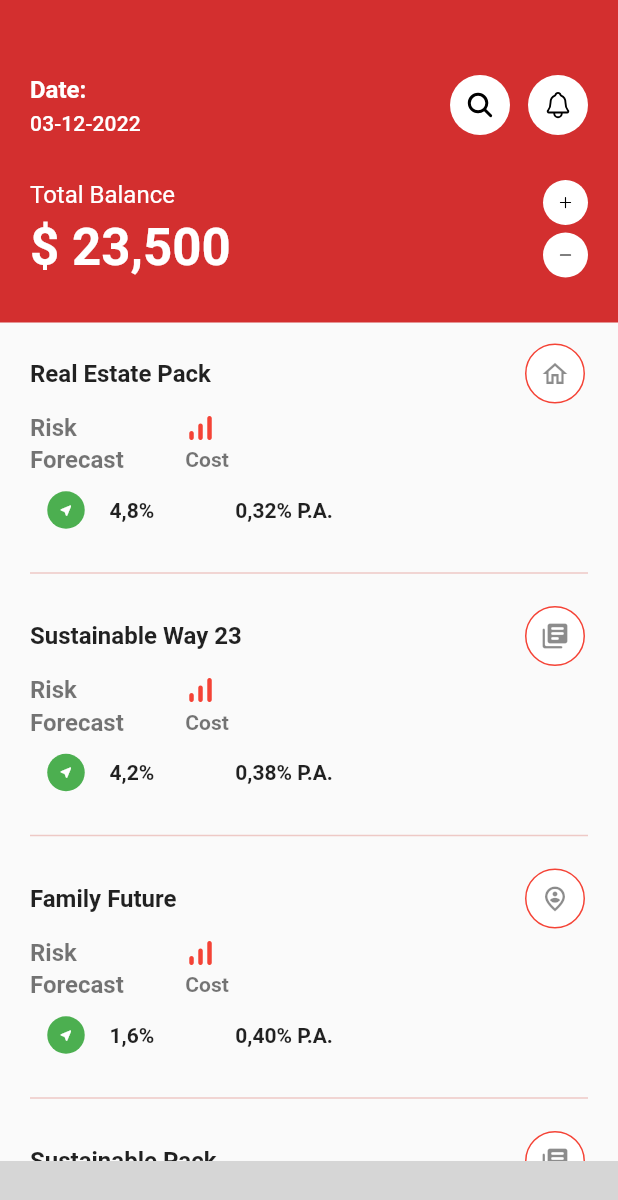
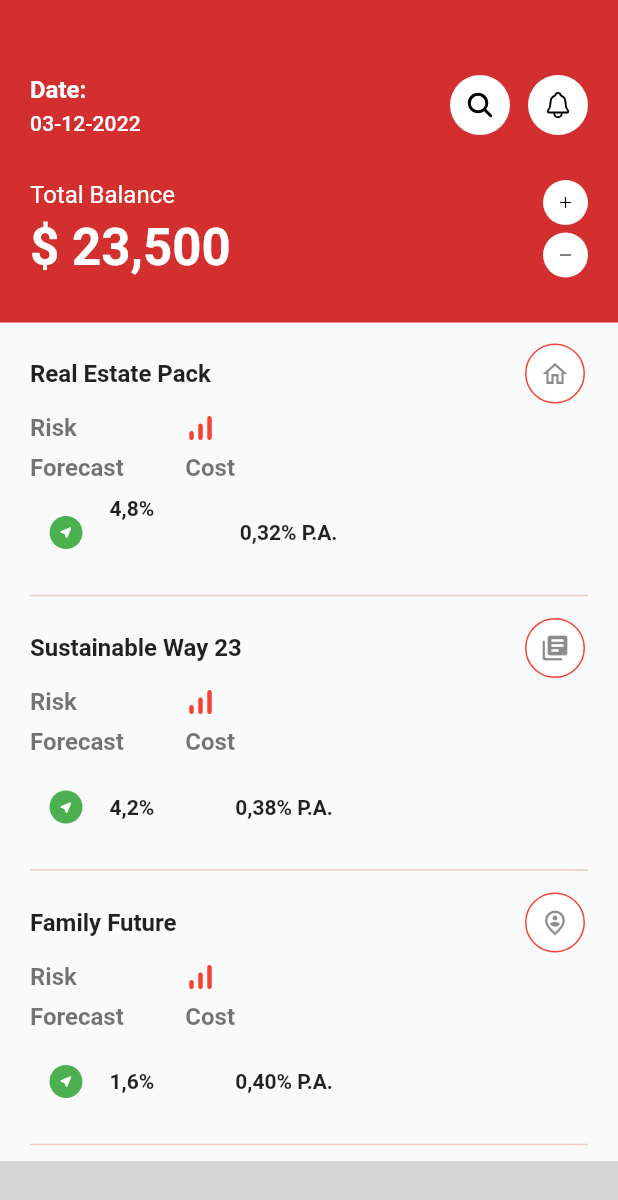
Before and after one commit to Highbeekhay/flutter_app_design_tutorial, a Flutter app: the screen it shows after launch, on a phone screen of 412 x 824 dp. Shown: the top 1200 px of the screen. Run offline on Flutter 3.47's test engine with Material 2 defaults, Android fonts, the phone set to English and light mode, and no system bars; our stand-ins replace ionicons; missing offline and left inert: bottom_bar_matu; grey boxes are pictures that could not be loaded.

Commit message:
updated investment ui

```diff
--- a/lib/main.dart
+++ b/lib/main.dart
@@ -263,11 +263,10 @@ class _MyHomePageState extends State<MyHomePage> {
                   Container(
                     padding: const EdgeInsets.fromLTRB(20, 10, 10, 10),
                     child: Column(
+                      crossAxisAlignment: CrossAxisAlignment.start,
                       children: [
                         Row(
                           mainAxisAlignment: MainAxisAlignment.spaceBetween,
-                          children: [
-                            Column(
                           children: [
                             Text(
                               'Real Estate Pack',
@@ -279,11 +278,8 @@ class _MyHomePageState extends State<MyHomePage> {
                                     fontWeight: FontWeight.bold,
                                   ),
                             ),
-                              ],
-                            ),
                             const SizedBox(
                               width: 40,
-                              height: 5,
                             ),
                             Row(
                               children: [
@@ -310,8 +306,6 @@ class _MyHomePageState extends State<MyHomePage> {
                         SizedBox(),
                         Row(
                           children: [
-                            Column(
-                              children: [
                             Text(
                               "Risk",
                               style: Theme.of(context)
@@ -322,22 +316,16 @@ class _MyHomePageState extends State<MyHomePage> {
                                     fontWeight: FontWeight.bold,
                                   ),
                             ),
-                              ],
-                            ),
-                            const SizedBox(
+                            SizedBox(
                               width: 70,
                             ),
-                            Row(
-                              children: [
                             Icon(Icons.signal_cellular_alt_rounded),
                           ],
                         ),
-                          ],
+                        SizedBox(
+                          height: 5,
                         ),
-                        SizedBox(),
                         Row(
-                          children: [
-                            Column(
                           children: [
                             Text(
                               "Forecast",
@@ -349,30 +337,30 @@ class _MyHomePageState extends State<MyHomePage> {
                                     fontWeight: FontWeight.bold,
                                   ),
                             ),
-                              ],
-                            ),
                             const SizedBox(
                               width: 41,
                             ),
-                            Row(
-                              children: [
                             Text(
                               "Cost",
-                                  style: TextStyle(
+                              style: Theme.of(context)
+                                  .textTheme
+                                  .titleMedium!
+                                  .copyWith(
                                     color: Colors.black54,
                                     fontWeight: FontWeight.bold,
                                   ),
                             ),
                           ],
                         ),
-                          ],
+                        SizedBox(
+                          height: 10,
                         ),
-                        SizedBox(),
                         Row(
                           children: [
                             Column(
                               children: [
                                 Row(
+                                  crossAxisAlignment: CrossAxisAlignment.start,
                                   children: [
                                     ElevatedButton(
                                       onPressed: () {},
@@ -382,10 +370,11 @@ class _MyHomePageState extends State<MyHomePage> {
                                         size: 10,
                                       ),
                                       style: ElevatedButton.styleFrom(
-                                        minimumSize: Size(25, 35),
+                                        padding: EdgeInsets.symmetric(
+                                          horizontal: 0,
+                                        ),
+                                        minimumSize: Size(22, 25),
                                         shape: CircleBorder(),
-                                        padding:
-                                            EdgeInsets.fromLTRB(1, 1, 1, 1),
                                         backgroundColor: Colors.green,
                                       ),
                                     ),
@@ -404,10 +393,8 @@ class _MyHomePageState extends State<MyHomePage> {
                               ],
                             ),
                             const SizedBox(
-                              width: 54,
+                              width: 57,
                             ),
-                            Row(
-                              children: [
                             Text(
                               '0,32% P.A.',
                               style: TextStyle(
@@ -419,22 +406,19 @@ class _MyHomePageState extends State<MyHomePage> {
                         ),
                       ],
                     ),
-                      ],
-                    ),
                   ),
                   Divider(
                     color: Color.fromARGB(255, 238, 201, 198),
                     indent: 20,
                     endIndent: 20,
                   ),
+                  // End of the first conmtainer
                   Container(
-                    padding: const EdgeInsets.fromLTRB(20, 10, 10, 10),
+                    padding: const EdgeInsets.fromLTRB(20, 3, 10, 10),
                     child: Column(
                       children: [
                         Row(
                           mainAxisAlignment: MainAxisAlignment.spaceBetween,
-                          children: [
-                            Column(
                           children: [
                             Text(
                               'Sustainable Way 23',
@@ -445,8 +429,6 @@ class _MyHomePageState extends State<MyHomePage> {
                                     color: Colors.black87,
                                     fontWeight: FontWeight.bold,
                                   ),
-                                ),
-                              ],
                             ),
                             const SizedBox(
                               width: 40,
@@ -477,8 +459,6 @@ class _MyHomePageState extends State<MyHomePage> {
                         SizedBox(),
                         Row(
                           children: [
-                            Column(
-                              children: [
                             Text(
                               "Risk",
                               style: Theme.of(context)
@@ -489,22 +469,16 @@ class _MyHomePageState extends State<MyHomePage> {
                                     fontWeight: FontWeight.bold,
                                   ),
                             ),
-                              ],
-                            ),
                             const SizedBox(
                               width: 70,
                             ),
-                            Row(
-                              children: [
                             Icon(Icons.signal_cellular_alt_rounded),
                           ],
                         ),
-                          ],
+                        SizedBox(
+                          height: 5,
                         ),
-                        SizedBox(),
                         Row(
-                          children: [
-                            Column(
                           children: [
                             Text(
                               "Forecast",
@@ -516,28 +490,28 @@ class _MyHomePageState extends State<MyHomePage> {
                                     fontWeight: FontWeight.bold,
                                   ),
                             ),
-                              ],
-                            ),
                             const SizedBox(
                               width: 41,
                             ),
-                            Row(
-                              children: [
                             Text(
                               "Cost",
-                                  style: TextStyle(
+                              style: Theme.of(context)
+                                  .textTheme
+                                  .titleMedium!
+                                  .copyWith(
                                     color: Colors.black54,
                                     fontWeight: FontWeight.bold,
                                   ),
                             ),
                           ],
                         ),
-                          ],
+                        SizedBox(
+                          height: 10,
                         ),
-                        SizedBox(),
                         Row(
                           children: [
                             Column(
+                              crossAxisAlignment: CrossAxisAlignment.start,
                               children: [
                                 Row(
                                   children: [
@@ -549,10 +523,11 @@ class _MyHomePageState extends State<MyHomePage> {
                                         size: 10,
                                       ),
                                       style: ElevatedButton.styleFrom(
-                                        minimumSize: Size(25, 35),
+                                        padding: EdgeInsets.symmetric(
+                                          horizontal: 0,
+                                        ),
+                                        minimumSize: Size(22, 25),
                                         shape: CircleBorder(),
-                                        padding:
-                                            EdgeInsets.fromLTRB(1, 1, 1, 1),
                                         backgroundColor: Colors.green,
                                       ),
                                     ),
@@ -573,8 +548,6 @@ class _MyHomePageState extends State<MyHomePage> {
                             const SizedBox(
                               width: 54,
                             ),
-                            Row(
-                              children: [
                             Text(
                               '0,38% P.A.',
                               style: TextStyle(
@@ -586,22 +559,19 @@ class _MyHomePageState extends State<MyHomePage> {
                         ),
                       ],
                     ),
-                      ],
-                    ),
                   ),
                   Divider(
                     color: Color.fromARGB(255, 238, 201, 198),
                     indent: 20,
                     endIndent: 20,
                   ),
+                  // End of the second container
                   Container(
-                    padding: const EdgeInsets.fromLTRB(20, 10, 10, 10),
+                    padding: const EdgeInsets.fromLTRB(20, 3, 10, 10),
                     child: Column(
                       children: [
                         Row(
                           mainAxisAlignment: MainAxisAlignment.spaceBetween,
-                          children: [
-                            Column(
                           children: [
                             Text(
                               'Family Future',
@@ -612,8 +582,6 @@ class _MyHomePageState extends State<MyHomePage> {
                                     color: Colors.black87,
                                     fontWeight: FontWeight.bold,
                                   ),
-                                ),
-                              ],
                             ),
                             const SizedBox(
                               width: 40,
@@ -644,8 +612,6 @@ class _MyHomePageState extends State<MyHomePage> {
                         SizedBox(),
                         Row(
                           children: [
-                            Column(
-                              children: [
                             Text(
                               "Risk",
                               style: Theme.of(context)
@@ -656,22 +622,16 @@ class _MyHomePageState extends State<MyHomePage> {
                                     fontWeight: FontWeight.bold,
                                   ),
                             ),
-                              ],
-                            ),
                             const SizedBox(
                               width: 70,
                             ),
-                            Row(
-                              children: [
                             Icon(Icons.signal_cellular_alt_rounded),
                           ],
                         ),
-                          ],
+                        SizedBox(
+                          height: 5,
                         ),
-                        SizedBox(),
                         Row(
-                          children: [
-                            Column(
                           children: [
                             Text(
                               "Forecast",
@@ -683,28 +643,28 @@ class _MyHomePageState extends State<MyHomePage> {
                                     fontWeight: FontWeight.bold,
                                   ),
                             ),
-                              ],
-                            ),
                             const SizedBox(
                               width: 41,
                             ),
-                            Row(
-                              children: [
                             Text(
                               "Cost",
-                                  style: TextStyle(
+                              style: Theme.of(context)
+                                  .textTheme
+                                  .titleMedium!
+                                  .copyWith(
                                     color: Colors.black54,
                                     fontWeight: FontWeight.bold,
                                   ),
                             ),
                           ],
                         ),
-                          ],
+                        SizedBox(
+                          height: 10,
                         ),
-                        SizedBox(),
                         Row(
                           children: [
                             Column(
+                              crossAxisAlignment: CrossAxisAlignment.start,
                               children: [
                                 Row(
                                   children: [
@@ -716,10 +676,11 @@ class _MyHomePageState extends State<MyHomePage> {
                                         size: 10,
                                       ),
                                       style: ElevatedButton.styleFrom(
-                                        minimumSize: Size(25, 35),
+                                        padding: EdgeInsets.symmetric(
+                                          horizontal: 0,
+                                        ),
+                                        minimumSize: Size(22, 25),
                                         shape: CircleBorder(),
-                                        padding:
-                                            EdgeInsets.fromLTRB(1, 1, 1, 1),
                                         backgroundColor: Colors.green,
                                       ),
                                     ),
@@ -740,8 +701,6 @@ class _MyHomePageState extends State<MyHomePage> {
                             const SizedBox(
                               width: 54,
                             ),
-                            Row(
-                              children: [
                             Text(
                               '0,40% P.A.',
                               style: TextStyle(
@@ -753,22 +712,19 @@ class _MyHomePageState extends State<MyHomePage> {
                         ),
                       ],
                     ),
-                      ],
-                    ),
                   ),
                   Divider(
                     color: Color.fromARGB(255, 238, 201, 198),
                     indent: 20,
                     endIndent: 20,
                   ),
+                  // End of the third container
                   Container(
-                    padding: const EdgeInsets.fromLTRB(20, 10, 10, 10),
+                    padding: const EdgeInsets.fromLTRB(20, 3, 10, 10),
                     child: Column(
                       children: [
                         Row(
                           mainAxisAlignment: MainAxisAlignment.spaceBetween,
-                          children: [
-                            Column(
                           children: [
                             Text(
                               'Sustainable Pack',
@@ -779,8 +735,6 @@ class _MyHomePageState extends State<MyHomePage> {
                                     color: Colors.black87,
                                     fontWeight: FontWeight.bold,
                                   ),
-                                ),
-                              ],
                             ),
                             const SizedBox(
                               width: 40,
@@ -811,8 +765,6 @@ class _MyHomePageState extends State<MyHomePage> {
                         SizedBox(),
                         Row(
                           children: [
-                            Column(
-                              children: [
                             Text(
                               "Risk",
                               style: Theme.of(context)
@@ -823,22 +775,16 @@ class _MyHomePageState extends State<MyHomePage> {
                                     fontWeight: FontWeight.bold,
                                   ),
                             ),
-                              ],
-                            ),
                             const SizedBox(
                               width: 70,
                             ),
-                            Row(
-                              children: [
                             Icon(Icons.signal_cellular_alt_rounded),
                           ],
                         ),
-                          ],
+                        SizedBox(
+                          height: 5,
                         ),
-                        SizedBox(),
                         Row(
-                          children: [
-                            Column(
                           children: [
                             Text(
                               "Forecast",
@@ -850,30 +796,31 @@ class _MyHomePageState extends State<MyHomePage> {
                                     fontWeight: FontWeight.bold,
                                   ),
                             ),
-                              ],
-                            ),
                             const SizedBox(
                               width: 41,
                             ),
-                            Row(
-                              children: [
                             Text(
                               "Cost",
-                                  style: TextStyle(
+                              style: Theme.of(context)
+                                  .textTheme
+                                  .titleMedium!
+                                  .copyWith(
                                     color: Colors.black54,
                                     fontWeight: FontWeight.bold,
                                   ),
                             ),
                           ],
                         ),
-                          ],
+                        SizedBox(
+                          height: 10,
                         ),
-                        SizedBox(),
                         Row(
                           children: [
                             Column(
+                              crossAxisAlignment: CrossAxisAlignment.start,
                               children: [
                                 Row(
+                                  mainAxisAlignment: MainAxisAlignment.start,
                                   children: [
                                     ElevatedButton(
                                       onPressed: () {},
@@ -883,10 +830,11 @@ class _MyHomePageState extends State<MyHomePage> {
                                         size: 10,
                                       ),
                                       style: ElevatedButton.styleFrom(
-                                        minimumSize: Size(25, 35),
+                                        padding: EdgeInsets.symmetric(
+                                          horizontal: 0,
+                                        ),
+                                        minimumSize: Size(22, 25),
                                         shape: CircleBorder(),
-                                        padding:
-                                            EdgeInsets.fromLTRB(1, 1, 1, 1),
                                         backgroundColor: Colors.green,
                                       ),
                                     ),
@@ -907,8 +855,6 @@ class _MyHomePageState extends State<MyHomePage> {
                             const SizedBox(
                               width: 54,
                             ),
-                            Row(
-                              children: [
                             Text(
                               '0,42% P.A.',
                               style: TextStyle(
@@ -920,14 +866,13 @@ class _MyHomePageState extends State<MyHomePage> {
                         ),
                       ],
                     ),
-                      ],
-                    ),
                   ),
                   Divider(
                     color: Color.fromARGB(255, 238, 201, 198),
                     indent: 20,
                     endIndent: 20,
                   ),
+                  // End of the fourth container
                 ],
               ),
             ),
```
Lines whose indentation alone changed are shown as unchanged.
